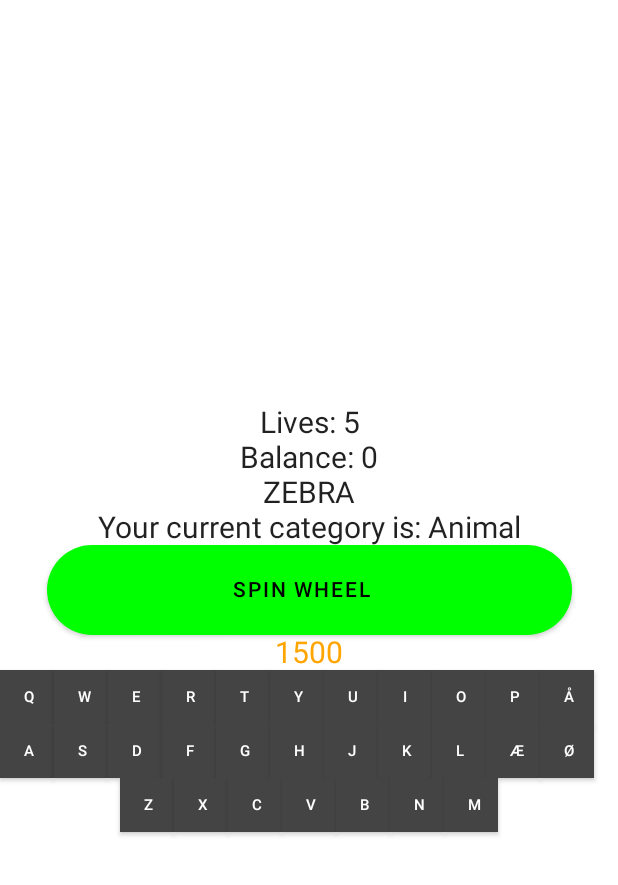
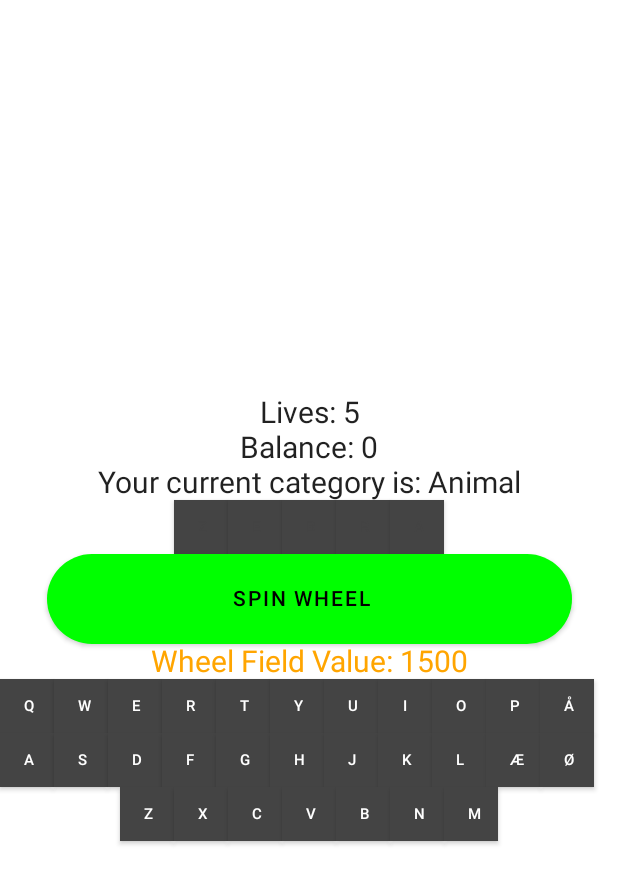
Before and after one commit to AlexBatten/wheeloffortune, an Android app built with Jetpack Compose: the PlayScreen screen opened directly, with no data from a screen before it, on a phone screen of 412 x 824 dp. Shown: the top 885 px of the screen. Run offline under Robolectric (Android 15) with nearby library versions, the phone set to English and light mode, and no system bars.

Commit message:
word button text same color as box

```diff
--- a/app/src/main/java/com/example/wheeloffortune/PlayScreen.kt
+++ b/app/src/main/java/com/example/wheeloffortune/PlayScreen.kt
@@ -18,6 +18,7 @@ import androidx.compose.ui.tooling.preview.Preview
 import androidx.compose.ui.unit.dp
 import androidx.compose.ui.unit.sp
 import com.example.wheeloffortune.data.Data
+import com.example.wheeloffortune.model.Word
 import com.example.wheeloffortune.ui.theme.WheeloffortuneTheme
 import kotlin.random.Random
 
@@ -49,10 +50,12 @@ fun Combined() {
         verticalArrangement = Arrangement.Center,
         horizontalAlignment = Alignment.CenterHorizontally){
 
+
         LifeField()
         BalanceField()
+        CategoryField()
+
         WordField()
-        CategoryField()
         SpinButton()
         KeyboardField()
 
@@ -64,26 +67,24 @@ fun CategoryField() {
     Text(text = stringResource(R.string.current_category) + " " + data.currentcategory, fontSize = 20.sp, textAlign = TextAlign.Center, modifier = Modifier.width(400.dp))
 }
 
-//TODO: CREATE AN ARRAY OF WORD BUTTONS THAT CANT BE SEEN,
+//TODO: HIDE CHAR IF NOT GUESSED
 
 @Composable
 fun WordField() {
 
     Row(modifier = Modifier.fillMaxWidth(), horizontalArrangement = Arrangement.Center){
-
+        for (i in data.wordarray.chararray) {
+            WordButton(i)
+        }
     }
-
-    Text(text = data.currentword, fontSize = 20.sp, textAlign = TextAlign.Center, modifier = Modifier.width(400.dp))
 
 }
 @Composable
-fun WordButton(string: String){
-
-    Button(onClick = {
-    }, colors = ButtonDefaults.buttonColors(backgroundColor = Color.DarkGray), shape = RoundedCornerShape(0.dp), modifier = Modifier
+fun WordButton(char: Char){
+    Button(onClick = {/*donothing*/}, colors = ButtonDefaults.buttonColors(backgroundColor = Color.DarkGray), shape = RoundedCornerShape(0.dp), modifier = Modifier
         .height(36.dp)
         .width(36.dp)) {
-        Text(text = string, Modifier.padding(0.dp,0.dp,0.dp,0.dp), color = Color.White, fontSize = 10.sp)
+        Text(text = char.toString(), Modifier.padding(0.dp,0.dp,0.dp,0.dp), color = Color.DarkGray, fontSize = 10.sp)
     }
 
 }
@@ -102,6 +103,8 @@ fun LifeField() {
     }
 
 }
+
+//TODO: FIX STATE NOT UPDATING WHEN UPDATING BALANCE AMOUNT IN DATA
 
 @Composable
 fun BalanceField() {
@@ -158,6 +161,7 @@ fun KeyboardField() {
 fun KeyboardButton(string: String){
 
     Button(onClick = {
+
     }, colors = ButtonDefaults.buttonColors(backgroundColor = Color.DarkGray), shape = RoundedCornerShape(0.dp), modifier = Modifier
         .height(36.dp)
         .width(36.dp)) {
@@ -179,7 +183,7 @@ fun SpinButton() {
         Text(text = stringResource(R.string.spin_button_text), Modifier.padding(0.dp,0.dp,10.dp,0.dp), color = Color.Black )
     }
 
-    Text(text = data.wheel.fieldarray[data.currentfield].point.toString(), fontSize = 20.sp, textAlign = TextAlign.Center, modifier = Modifier.width(400.dp), color = data.wheel.fieldarray[data.currentfield].color)
+    Text(text = "Wheel Field Value: " + data.wheel.fieldarray[data.currentfield].point.toString(), fontSize = 20.sp, textAlign = TextAlign.Center, modifier = Modifier.width(400.dp), color = data.wheel.fieldarray[data.currentfield].color)
 
 }
 
@@ -216,6 +220,7 @@ fun newGame() {
     data.player.balance = 0
     data.player.life = 5
     data.currentfield = randomint(data.wheel.fieldarray.size)
+    data.wordarray = Word(data.currentword.toCharArray(),BooleanArray(data.currentword.length))
 
 
 
```
